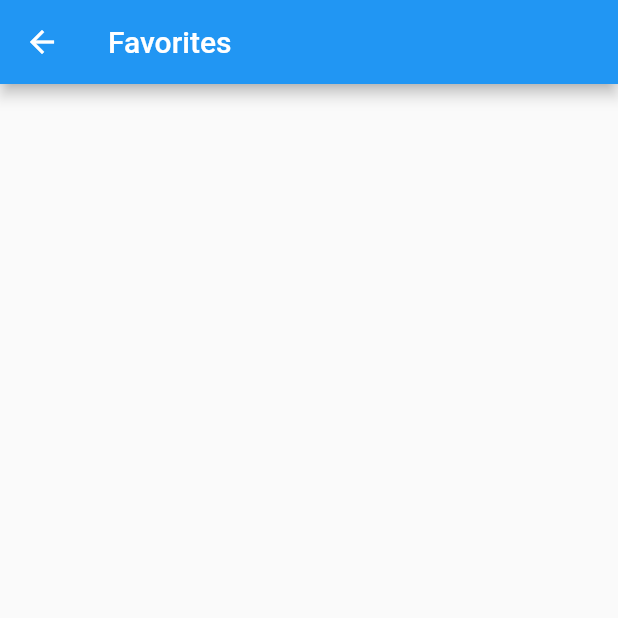
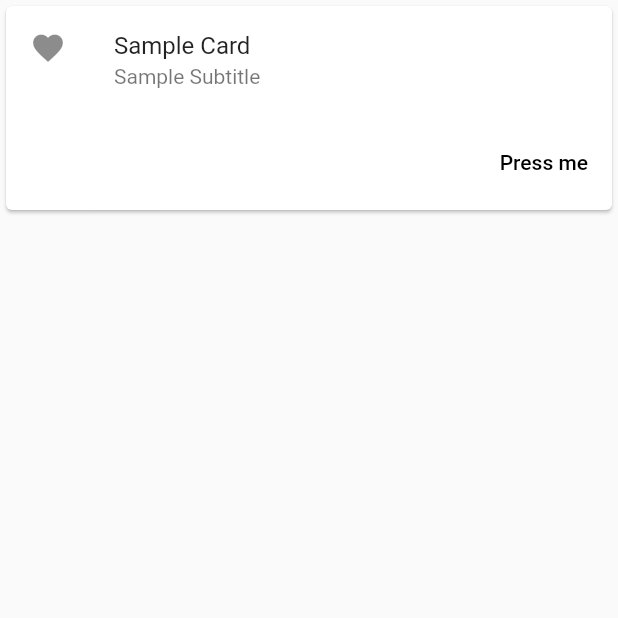
Before and after one commit to vieck/Material-Flutter, a Flutter app: the News screen opened directly, on a phone screen of 412 x 824 dp, the top half of it. Run offline on Flutter 3.47's test engine with Material 2 defaults, Android fonts, the phone set to English and light mode, and no system bars.

Commit message:
Card view appearing on news page.

```diff
--- a/lib/screens/home.state.dart
+++ b/lib/screens/home.state.dart
@@ -1,5 +1,6 @@
 import 'package:flutter/material.dart';
 import 'package:material_flutter/screens/home.dart';
+import 'package:material_flutter/screens/news/news.dart';
 
 class HomePageState extends State<HomePage> {
 
@@ -15,7 +16,7 @@ class HomePageState extends State<HomePage> {
       ),
       body: new PageView(
         children: [
-          new Container(color: Colors.red),
+          new News(),
           new Container(color: Colors.black),
         ],
         onPageChanged: onHomePageChanged,
@@ -39,7 +40,7 @@ class HomePageState extends State<HomePage> {
   List<BottomNavigationBarItem> getBottomNavItems() {
     List<BottomNavigationBarItem> bottomNavItems = [
       new BottomNavigationBarItem(
-          icon: const Icon(Icons.favorite), title: new Text('Favorites')),
+          icon: const Icon(Icons.favorite), title: new Text('News')),
       new BottomNavigationBarItem(
           icon: const Icon(Icons.history), title: new Text('History')),
     ];
--- a/lib/screens/news/news.state.dart
+++ b/lib/screens/news/news.state.dart
@@ -5,10 +5,40 @@ class NewsState extends State<News> {
   @override
   Widget build(BuildContext context) {
     return new Scaffold(
-        appBar: new AppBar(
-            title: new Text("Favorites")
-        ),
-        body: new ListView()
+        body: buildNewsList()
+    );
+  }
+
+  Widget buildNewsList() {
+    ListView listview = new ListView.builder(
+        itemBuilder: (context, i) {
+          return buildCardView(i);
+        },
+        itemCount: 1
+    );
+    return listview;
+  }
+
+  Widget buildCardView(int i) {
+    return new Card(
+      color: Colors.white,
+      child: new Column(
+        mainAxisSize: MainAxisSize.min,
+        children: <Widget>[
+          const ListTile(
+            leading: const Icon(Icons.favorite),
+            title: const Text('Sample Card'),
+            subtitle: const Text('Sample Subtitle'),
+          ),
+          new ButtonTheme.bar(
+            child: new ButtonBar(
+              children: <Widget>[
+                new FlatButton(onPressed: (){}, child: const Text('Press me'))
+              ],
+            ),
+          )
+        ],
+      ),
     );
   }
 }
```
